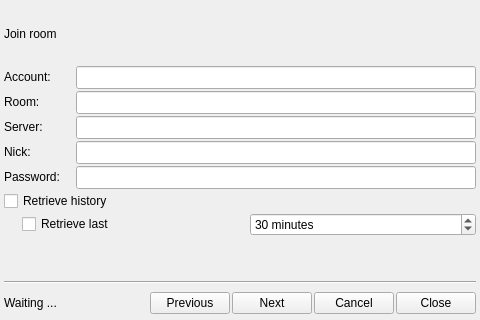
Above: share/skins/default/joinmucwizard.ui from itds-consulting/yate before the change. Below: the same form after it.
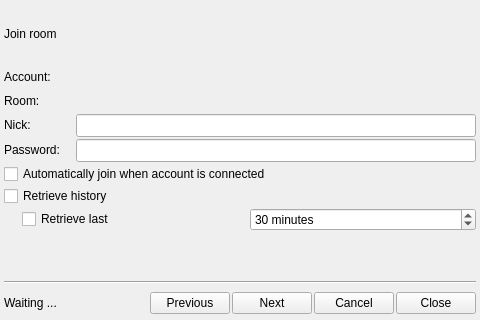
That is the form after the change. The open tabs and pages were chosen to show the change. Icons and pictures are not drawn.

Commit message: Use join muc wizard to add new chat room contacts. Allow changing chat room account, room and server when editing one.

What changed in the file:
```diff
--- a/share/skins/default/joinmucwizard.ui
+++ b/share/skins/default/joinmucwizard.ui
@@ -376,11 +376,43 @@
         </widget>
        </item>
        <item>
-        <widget class="QRadioButton" name="mucserver_joinroom" >
-         <property name="text" >
-          <string>Join a room to selected server</string>
-         </property>
-        </widget>
+        <layout class="QHBoxLayout" >
+         <item>
+          <widget class="QRadioButton" name="mucserver_joinroom" >
+           <property name="text" >
+            <string>Join a room to selected server</string>
+           </property>
+           <property name="checked" >
+            <bool>true</bool>
+           </property>
+          </widget>
+         </item>
+         <item>
+          <widget class="QLineEdit" name="room_room" >
+           <property name="sizePolicy" >
+            <sizepolicy vsizetype="Fixed" hsizetype="Fixed" >
+             <horstretch>0</horstretch>
+             <verstretch>0</verstretch>
+            </sizepolicy>
+           </property>
+           <property name="minimumSize" >
+            <size>
+             <width>200</width>
+             <height>22</height>
+            </size>
+           </property>
+           <property name="maximumSize" >
+            <size>
+             <width>200</width>
+             <height>22</height>
+            </size>
+           </property>
+           <property name="_yate_textchangednotify" stdset="0" >
+            <bool>true</bool>
+           </property>
+          </widget>
+         </item>
+        </layout>
        </item>
        <item>
         <widget class="QRadioButton" name="mucserver_queryrooms" >
@@ -486,22 +518,25 @@
           </widget>
          </item>
          <item>
-          <widget class="QLineEdit" name="room_account" >
+          <widget class="QLabel" name="room_account" >
+           <property name="sizePolicy" >
+            <sizepolicy vsizetype="Fixed" hsizetype="Expanding" >
+             <horstretch>0</horstretch>
+             <verstretch>0</verstretch>
+            </sizepolicy>
+           </property>
            <property name="minimumSize" >
             <size>
              <width>0</width>
-             <height>23</height>
+             <height>22</height>
             </size>
            </property>
            <property name="maximumSize" >
             <size>
              <width>16777215</width>
-             <height>23</height>
+             <height>22</height>
             </size>
            </property>
-           <property name="readOnly" >
-            <bool>true</bool>
-           </property>
           </widget>
          </item>
         </layout>
@@ -513,8 +548,11 @@
          </property>
          <item>
           <widget class="QLabel" name="label_room" >
+           <property name="enabled" >
+            <bool>true</bool>
+           </property>
            <property name="sizePolicy" >
-            <sizepolicy vsizetype="Fixed" hsizetype="Fixed" >
+            <sizepolicy vsizetype="Expanding" hsizetype="Fixed" >
              <horstretch>0</horstretch>
              <verstretch>0</verstretch>
             </sizepolicy>
@@ -540,68 +578,23 @@
           </widget>
          </item>
          <item>
-          <widget class="QLineEdit" name="room_room" >
-           <property name="minimumSize" >
-            <size>
-             <width>0</width>
-             <height>23</height>
-            </size>
-           </property>
-           <property name="maximumSize" >
-            <size>
-             <width>16777215</width>
-             <height>23</height>
-            </size>
-           </property>
-          </widget>
-         </item>
-        </layout>
-       </item>
-       <item>
-        <layout class="QHBoxLayout" >
-         <property name="topMargin" >
-          <number>0</number>
-         </property>
-         <item>
-          <widget class="QLabel" name="label_server" >
+          <widget class="QLabel" name="room_uri" >
            <property name="sizePolicy" >
-            <sizepolicy vsizetype="Fixed" hsizetype="Fixed" >
+            <sizepolicy vsizetype="Fixed" hsizetype="Expanding" >
              <horstretch>0</horstretch>
              <verstretch>0</verstretch>
             </sizepolicy>
            </property>
            <property name="minimumSize" >
             <size>
-             <width>70</width>
-             <height>22</height>
-            </size>
-           </property>
-           <property name="maximumSize" >
-            <size>
-             <width>70</width>
-             <height>22</height>
-            </size>
-           </property>
-           <property name="text" >
-            <string>Server:</string>
-           </property>
-           <property name="indent" >
-            <number>0</number>
-           </property>
-          </widget>
-         </item>
-         <item>
-          <widget class="QLineEdit" name="room_server" >
-           <property name="minimumSize" >
-            <size>
              <width>0</width>
-             <height>23</height>
+             <height>22</height>
             </size>
            </property>
            <property name="maximumSize" >
             <size>
              <width>16777215</width>
-             <height>23</height>
+             <height>22</height>
             </size>
            </property>
           </widget>
@@ -719,6 +712,13 @@
          </item>
         </layout>
        </item>
+       <item>
+        <widget class="QCheckBox" name="room_autojoin" >
+         <property name="text" >
+          <string>Automatically join when account is connected</string>
+         </property>
+        </widget>
+       </item>
        <item>
         <widget class="QCheckBox" name="room_history" >
          <property name="text" >
```
Left out of the diff: 5 changed lines with no effect on the pictures. The commit also changes 3 other files.
